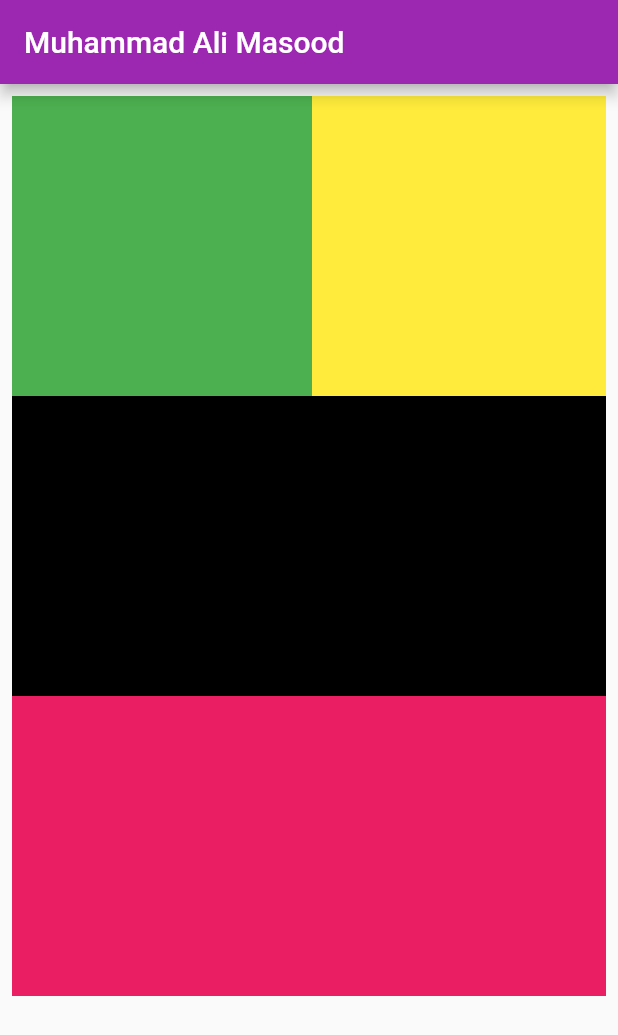
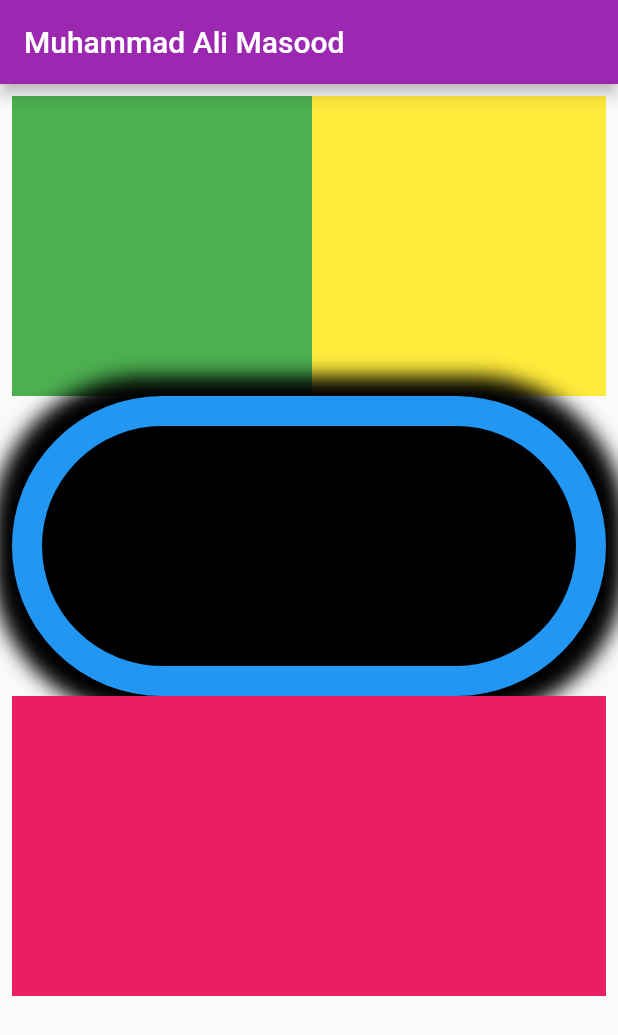
Before and after one commit to md-ali2001/first_flutter_app, a Flutter app: the screen it shows after launch, on a phone screen of 412 x 824 dp. Shown: the top 1035 px of the screen. Run offline on Flutter 3.47's test engine with Material 2 defaults, Android fonts, the phone set to English and light mode, and no system bars.

Commit message:
container decoration

```diff
--- a/lib/main.dart
+++ b/lib/main.dart
@@ -91,7 +91,14 @@ class _MyHomePageState extends State<MyHomePage> {
                       ],
                     ),
                   )),
-              Container(height: 200, color: Colors.black),
+              Container(
+                height: 200,
+                decoration: BoxDecoration(
+                    borderRadius: BorderRadius.circular(100),
+                    border: Border.all(width: 20, color: Colors.blue),
+                    boxShadow: [BoxShadow(blurRadius: 11, spreadRadius: 13)],
+                    color: Colors.black),
+              ),
               Container(height: 200, color: Colors.pink)
             ],
           ))),
```
